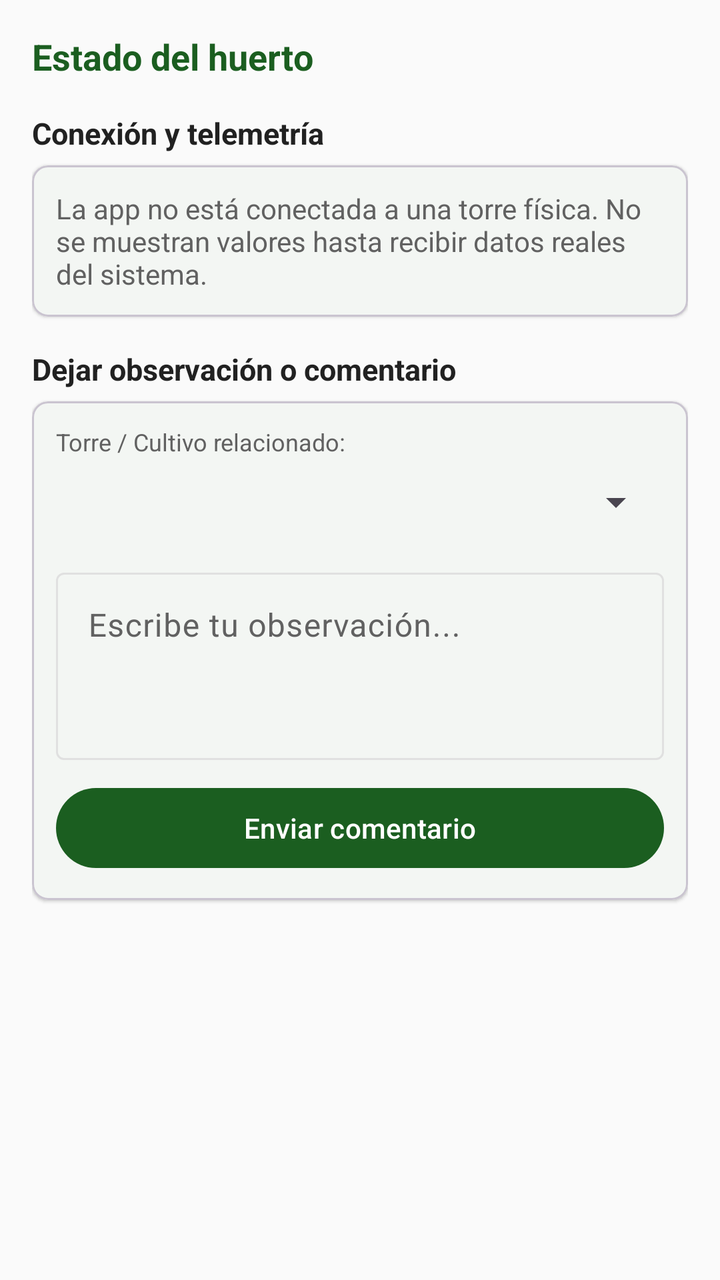
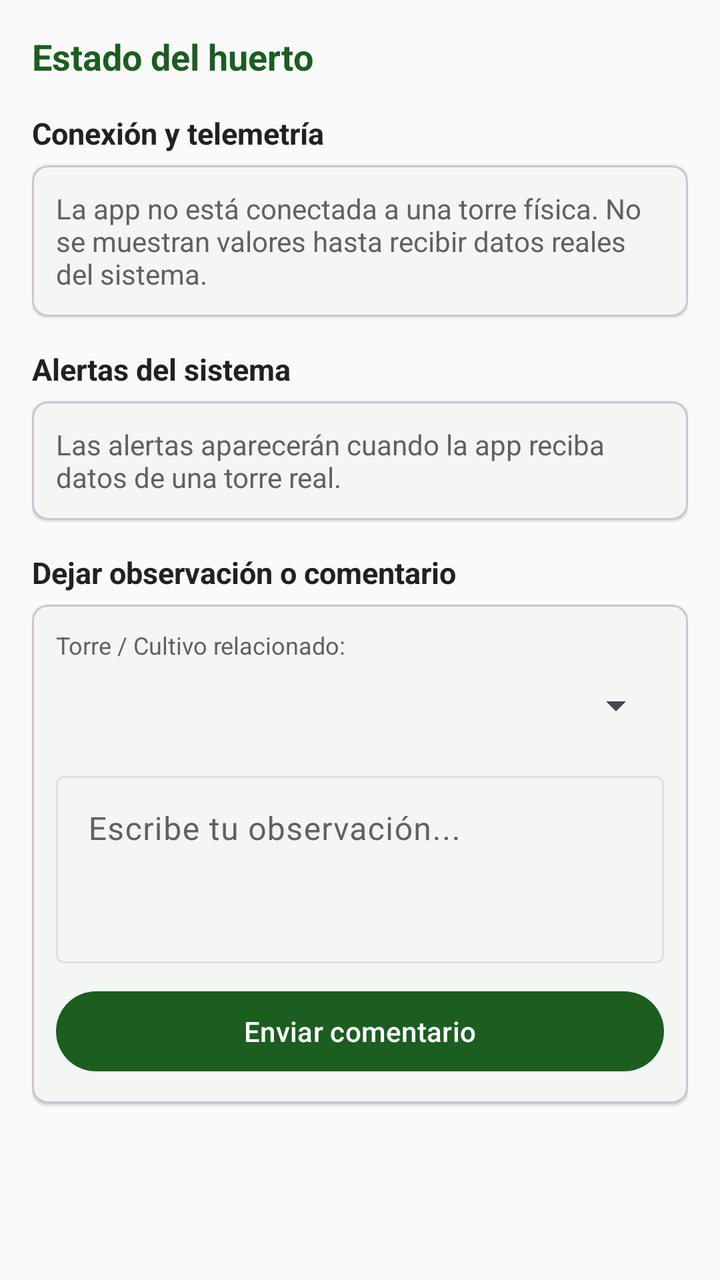

An Android layout rendered at two revisions. The XML below is the earlier revision; the diff shows what the commit changed to produce the second picture.
<!-- AndroidManifest.xml: application theme Theme.HidroSmart -->
<!-- res/layout/fragment_historial.xml -->
<?xml version="1.0" encoding="utf-8"?>
<ScrollView xmlns:android="http://schemas.android.com/apk/res/android"
    xmlns:app="http://schemas.android.com/apk/res-auto"
    android:layout_width="match_parent"
    android:layout_height="match_parent"
    android:background="@color/fondo_pantalla"
    android:fillViewport="true">

    <LinearLayout
        android:layout_width="match_parent"
        android:layout_height="wrap_content"
        android:orientation="vertical"
        android:padding="16dp">

        <TextView
            android:layout_width="wrap_content"
            android:layout_height="wrap_content"
            android:text="@string/historial_titulo"
            android:textColor="@color/verde_primario"
            android:textSize="18sp"
            android:textStyle="bold" />

        
        <TextView
            android:layout_width="wrap_content"
            android:layout_height="wrap_content"
            android:layout_marginTop="16dp"
            android:text="@string/historial_estadisticas"
            android:textColor="@color/texto_principal"
            android:textSize="15sp"
            android:textStyle="bold" />

        <com.google.android.material.card.MaterialCardView
            android:layout_width="match_parent"
            android:layout_height="wrap_content"
            android:layout_marginTop="6dp"
            app:cardCornerRadius="8dp"
            app:cardElevation="1dp">

            <LinearLayout
                android:layout_width="match_parent"
                android:layout_height="wrap_content"
                android:orientation="vertical"
                android:padding="12dp">

                <TextView
                    android:id="@+id/tvEstadoConexion"
                    android:layout_width="wrap_content"
                    android:layout_height="wrap_content"
                    android:text="@string/historial_sin_conexion"
                    android:textColor="@color/texto_secundario"
                    android:textSize="14sp" />
            </LinearLayout>
        </com.google.android.material.card.MaterialCardView>

        
        <TextView
            android:layout_width="wrap_content"
            android:layout_height="wrap_content"
            android:layout_marginTop="16dp"
            android:text="@string/historial_dejar_observacion"
            android:textColor="@color/texto_principal"
            android:textSize="15sp"
            android:textStyle="bold" />

        <com.google.android.material.card.MaterialCardView
            android:layout_width="match_parent"
            android:layout_height="wrap_content"
            android:layout_marginTop="6dp"
            app:cardCornerRadius="8dp"
            app:cardElevation="1dp">

            <LinearLayout
                android:layout_width="match_parent"
                android:layout_height="wrap_content"
                android:orientation="vertical"
                android:padding="12dp">

                <TextView
                    android:layout_width="wrap_content"
                    android:layout_height="wrap_content"
                    android:text="@string/historial_torre_relacionada"
                    android:textColor="@color/texto_secundario"
                    android:textSize="12sp" />

                <Spinner
                    android:id="@+id/spnTorreComentario"
                    android:layout_width="match_parent"
                    android:layout_height="44dp" />

                <com.google.android.material.textfield.TextInputLayout
                    android:layout_width="match_parent"
                    android:layout_height="wrap_content"
                    android:layout_marginTop="8dp"
                    android:hint="@string/historial_hint_observacion">

                    <com.google.android.material.textfield.TextInputEditText
                        android:id="@+id/etComentario"
                        android:layout_width="match_parent"
                        android:layout_height="wrap_content"
                        android:gravity="top"
                        android:lines="3" />
                </com.google.android.material.textfield.TextInputLayout>

                <Button
                    android:id="@+id/btnEnviarComentario"
                    android:layout_width="match_parent"
                    android:layout_height="wrap_content"
                    android:layout_marginTop="10dp"
                    android:text="@string/historial_enviar_comentario" />

                <TextView
                    android:id="@+id/tvUltimoComentario"
                    android:layout_width="match_parent"
                    android:layout_height="wrap_content"
                    android:layout_marginTop="8dp"
                    android:textColor="@color/texto_secundario"
                    android:textSize="12sp"
                    android:visibility="gone" />
            </LinearLayout>
        </com.google.android.material.card.MaterialCardView>

    </LinearLayout>
</ScrollView>
<!-- resources referenced by this layout -->
<resources>
  <color name="fondo_pantalla">#FAFAFA</color>
  <color name="texto_principal">#212121</color>
  <color name="texto_secundario">#616161</color>
  <color name="verde_primario">#1B5E20</color>
  <string name="historial_dejar_observacion">Dejar observación o comentario</string>
  <string name="historial_enviar_comentario">Enviar comentario</string>
  <string name="historial_estadisticas">Conexión y telemetría</string>
  <string name="historial_hint_observacion">Escribe tu observación...</string>
  <string name="historial_sin_conexion">La app no está conectada a una torre física. No se muestran valores hasta recibir datos reales del sistema.</string>
  <string name="historial_titulo">Estado del huerto</string>
  <string name="historial_torre_relacionada">Torre / Cultivo relacionado:</string>
  <style name="Theme.HidroSmart" parent="Base.Theme.HidroSmart" />
  <style name="Base.Theme.HidroSmart" parent="Theme.Material3.DayNight.NoActionBar">
          <item name="colorPrimary">@color/verde_primario</item>
          <item name="colorPrimaryVariant">@color/verde_primario_variante</item>
          <item name="colorOnPrimary">@color/white</item>
          <item name="colorSecondary">@color/verde_secundario</item>
          <item name="colorOnSecondary">@color/white</item>
          <item name="colorSurface">@color/superficie_tarjeta</item>
          <item name="colorOnSurface">@color/texto_principal</item>
          <item name="colorSurfaceVariant">@color/fondo_pantalla</item>
          <item name="colorOnSurfaceVariant">@color/texto_secundario</item>
          <item name="colorOutline">@color/divisor</item>
          <item name="colorError">@color/alerta_error</item>
          <item name="colorOnError">@color/white</item>
          <item name="android:statusBarColor">@color/verde_primario</item>
          <item name="android:windowLightStatusBar">false</item>
          <item name="android:navigationBarColor">@color/fondo_pantalla</item>
          <item name="android:windowLightNavigationBar">true</item>
          <item name="android:windowBackground">@color/fondo_pantalla</item>
      </style>
  <color name="verde_primario_variante">#003300</color>
  <color name="white">#FFFFFFFF</color>
  <color name="verde_secundario">#2E7D32</color>
  <color name="superficie_tarjeta">#FFFFFF</color>
  <color name="divisor">#E0E0E0</color>
  <color name="alerta_error">#B71C1C</color>
</resources>

<!-- the commit's change to res/layout/fragment_historial.xml (unified diff, before → after) -->
@@ -51,6 +51,32 @@
                     android:textColor="@color/texto_secundario"
                     android:textSize="14sp" />
             </LinearLayout>
+        </com.google.android.material.card.MaterialCardView>
+
+        <TextView
+            android:layout_width="wrap_content"
+            android:layout_height="wrap_content"
+            android:layout_marginTop="16dp"
+            android:text="@string/historial_alertas_titulo"
+            android:textColor="@color/texto_principal"
+            android:textSize="15sp"
+            android:textStyle="bold" />
+
+        <com.google.android.material.card.MaterialCardView
+            android:layout_width="match_parent"
+            android:layout_height="wrap_content"
+            android:layout_marginTop="6dp"
+            app:cardCornerRadius="8dp"
+            app:cardElevation="1dp">
+
+            <TextView
+                android:id="@+id/tvAlertasReales"
+                android:layout_width="match_parent"
+                android:layout_height="wrap_content"
+                android:padding="12dp"
+                android:text="@string/historial_alertas_sin_conexion"
+                android:textColor="@color/texto_secundario"
+                android:textSize="14sp" />
         </com.google.android.material.card.MaterialCardView>
 
         
<!-- resource entries referenced after the edit -->
@@ -4,6 +4,8 @@
   <color name="texto_principal">#212121</color>
   <color name="texto_secundario">#616161</color>
   <color name="verde_primario">#1B5E20</color>
+  <string name="historial_alertas_sin_conexion">Las alertas aparecerán cuando la app reciba datos de una torre real.</string>
+  <string name="historial_alertas_titulo">Alertas del sistema</string>
   <string name="historial_dejar_observacion">Dejar observación o comentario</string>
   <string name="historial_enviar_comentario">Enviar comentario</string>
   <string name="historial_estadisticas">Conexión y telemetría</string>
